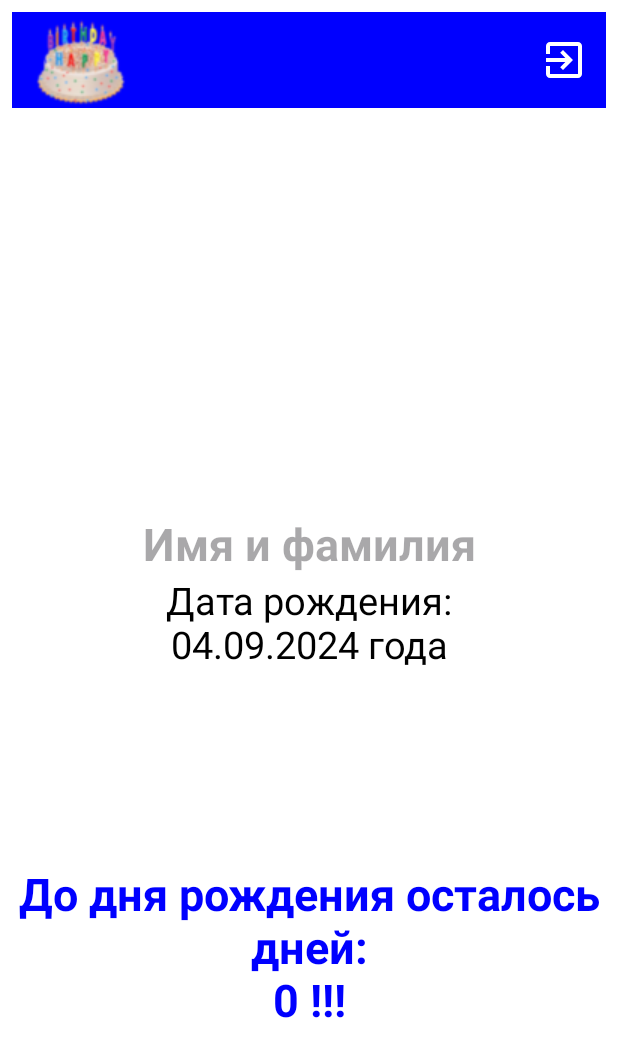
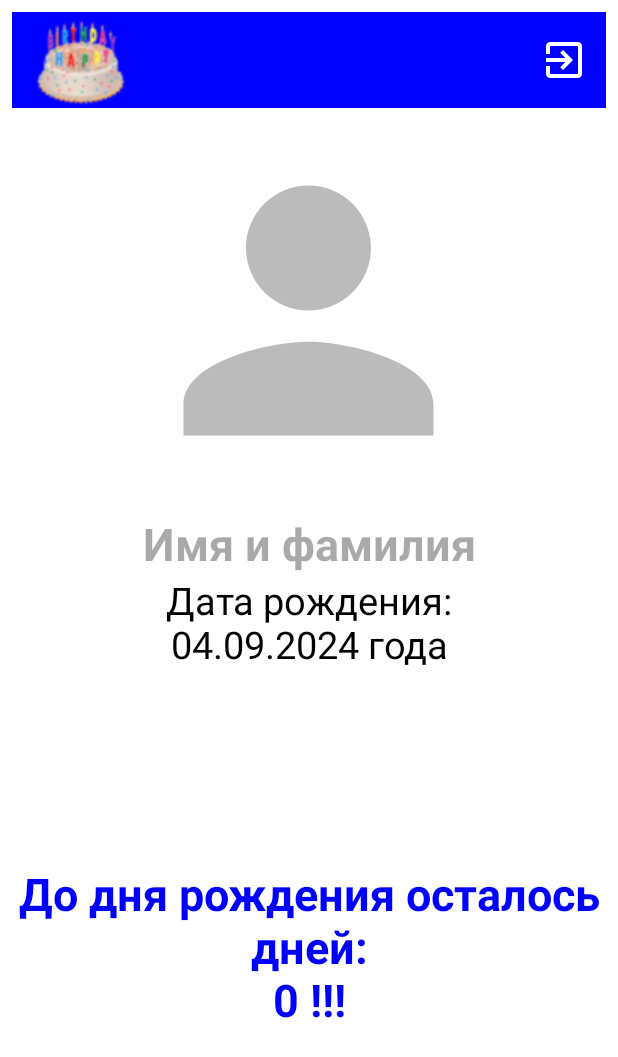
Before and after one commit to samojlovalex/Samojlov_AV_Homework_Module_12_number_10, an Android app: the SecondActivity screen opened directly, with no data from a screen before it, on a phone screen of 412 x 824 dp. Shown: the top 1057 px of the screen. Run offline under Robolectric (Android 15) with nearby library versions, the phone set to English and light mode, and no system bars; our stand-ins replace CircleImageView; 3 statements that could not run were skipped.

Commit message:
Исправил отрисовку иконки человека при отсутствии фото на второй activity

```diff
--- a/app/src/main/java/com/example/samojlov_av_homework_module_12_number_10/MainActivity.kt
+++ b/app/src/main/java/com/example/samojlov_av_homework_module_12_number_10/MainActivity.kt
@@ -127,6 +127,7 @@ class MainActivity : AppCompatActivity() {
 
             Toast.makeText(this, "${person.name} ${person.surname}", Toast.LENGTH_LONG).show()
 
+
             val intent = Intent(this, SecondActivity::class.java)
             intent.putExtra("person", gson)
             startActivity(intent)
--- a/app/src/main/java/com/example/samojlov_av_homework_module_12_number_10/SecondActivity.kt
+++ b/app/src/main/java/com/example/samojlov_av_homework_module_12_number_10/SecondActivity.kt
@@ -104,11 +104,11 @@ class SecondActivity : AppCompatActivity() {
             photoCircleImageViewSecondCIV.setImageBitmap(it)
         }
 
-        photo = currentViewModel.person.image
-        currentViewModel.currentPhotoSecond.value =
-            (photo.also { currentViewModel.photoSecond = it })
-
-        if (currentViewModel.person.image == null) photoCircleImageViewSecondCIV.setImageResource(
+        if (currentViewModel.person.image != null) {
+            photo = currentViewModel.person.image
+            currentViewModel.currentPhotoSecond.value =
+                (photo.also { currentViewModel.photoSecond = it })
+        } else photoCircleImageViewSecondCIV.setImageResource(
             R.drawable.empty_photo
         )
 
```
